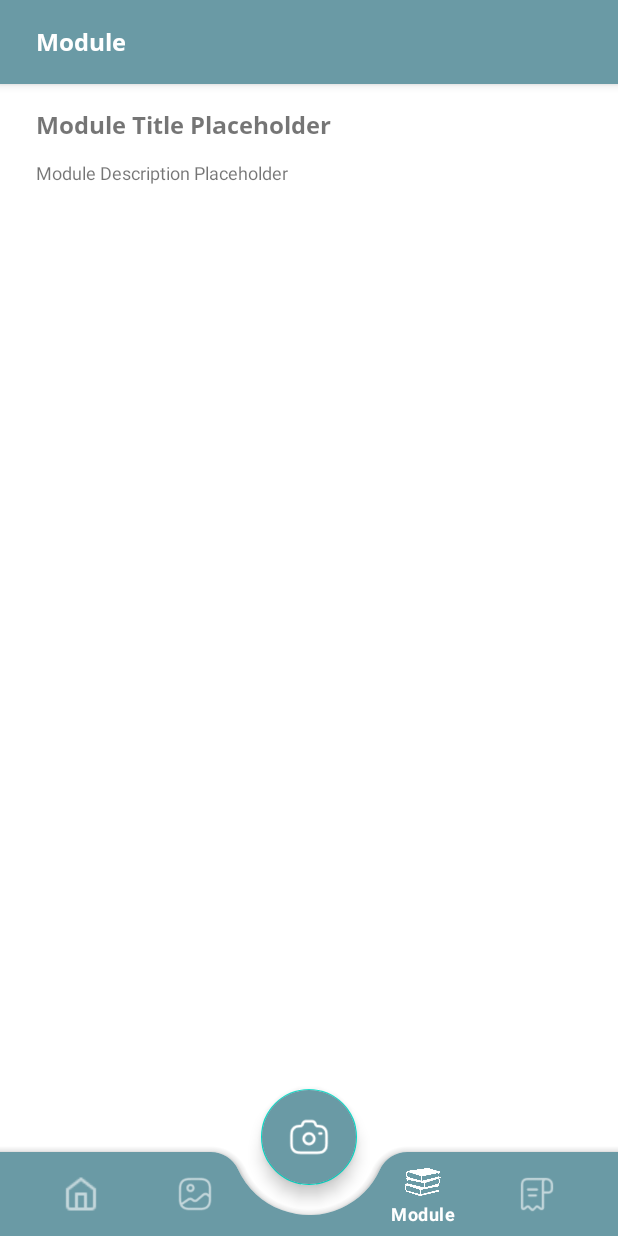
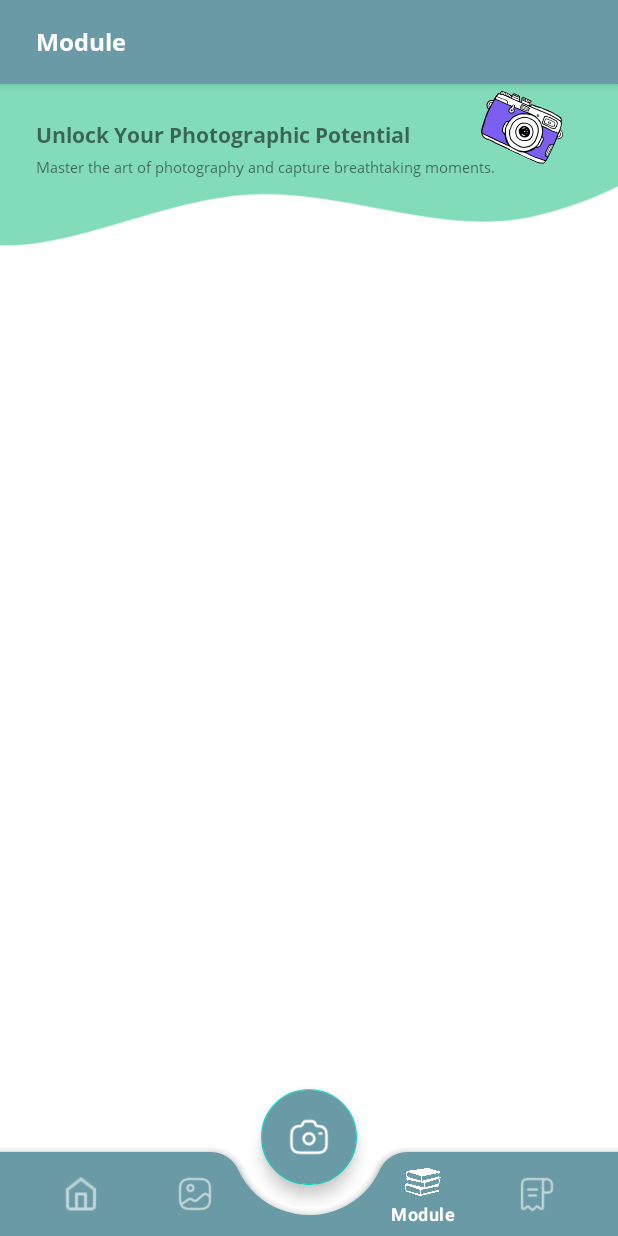
Before and after one commit to Estetikin/Estetikin-Mobile, an Android app: the ModulFragment screen opened through its navigation route, on a phone screen of 412 x 824 dp. Run offline under Robolectric (Android 15) with nearby library versions, the light colour scheme and no system bars; our stand-ins replace navigation-ui.

Commit message:
Create Module Fragment's Layout

```diff
--- a/app/src/main/java/com/codegeniuses/estetikin/ui/modul/ModulFragment.kt
+++ b/app/src/main/java/com/codegeniuses/estetikin/ui/modul/ModulFragment.kt
@@ -1,76 +1,19 @@
 package com.codegeniuses.estetikin.ui.modul
 
 import android.os.Bundle
+import androidx.fragment.app.Fragment
 import android.view.LayoutInflater
 import android.view.View
 import android.view.ViewGroup
-import android.widget.Toast
-import androidx.fragment.app.Fragment
-import androidx.fragment.app.viewModels
-import com.codegeniuses.estetikin.databinding.FragmentModulBinding
-import com.codegeniuses.estetikin.factory.ViewModelFactory
-import com.codegeniuses.estetikin.helper.LoadingHandler
-import com.codegeniuses.estetikin.model.result.Result
+import com.codegeniuses.estetikin.R
 
-class ModulFragment : Fragment(), LoadingHandler {
-
-    private lateinit var binding: FragmentModulBinding
-    private lateinit var factory: ViewModelFactory
-    private val modulViewModel: ModulViewModel by viewModels { factory }
-
-
+class ModulFragment : Fragment() {
     override fun onCreateView(
-        inflater: LayoutInflater, container: ViewGroup?, savedInstanceState: Bundle?
-    ): View {
-        binding = FragmentModulBinding.inflate(layoutInflater, container, false)
-        return binding.root
+        inflater: LayoutInflater, container: ViewGroup?,
+        savedInstanceState: Bundle?
+    ): View? {
+        // Inflate the layout for this fragment
+        return inflater.inflate(R.layout.fragment_modul, container, false)
     }
 
-    override fun onViewCreated(view: View, savedInstanceState: Bundle?) {
-        super.onViewCreated(view, savedInstanceState)
-        setupViewModel()
-//        setupModule()
-    }
-
-    private fun setupViewModel() {
-        factory = ViewModelFactory.getInstance(requireContext())
-    }
-
-    private fun setupModule() {
-        modulViewModel.getAllModule().observe(requireActivity()) {
-            it?.let { result ->
-                when (result) {
-                    is Result.Loading -> {
-                        loadingHandler(true)
-                    }
-                    is Result.Error -> {
-                        loadingHandler(false)
-                        Toast.makeText(
-                            requireContext(),
-                            "Failed to fetch module data",
-                            Toast.LENGTH_SHORT
-                        )
-                            .show()
-                    }
-                    is Result.Success -> {
-                        loadingHandler(false)
-                        Toast.makeText(
-                            requireContext(),
-                            "Module fetched successfully!",
-                            Toast.LENGTH_SHORT
-                        )
-                            .show()
-                    }
-                }
-            }
-        }
-    }
-
-    override fun loadingHandler(isLoading: Boolean) {
-        if (isLoading) {
-            binding.loadingAnimation.visibility = View.VISIBLE
-        } else {
-            binding.loadingAnimation.visibility = View.GONE
-        }
-    }
 }
--- a/app/src/main/java/com/codegeniuses/estetikin/ui/modul/ModulViewModel.kt
+++ b/app/src/main/java/com/codegeniuses/estetikin/ui/moduleDetail/ModulDetailViewModel.kt
@@ -1,8 +1,8 @@
-package com.codegeniuses.estetikin.ui.modul
+package com.codegeniuses.estetikin.ui.moduleDetail
 
 import androidx.lifecycle.ViewModel
 import com.codegeniuses.estetikin.data.repository.Repository
 
-class ModulViewModel(private val repo: Repository) : ViewModel() {
+class ModulDetailViewModel(private val repo: Repository) : ViewModel() {
     fun getAllModule() = repo.getAllModule()
 }
--- /dev/null
+++ b/app/src/main/res/drawable/item_module_background.xml
@@ -0,0 +1,5 @@
+<?xml version="1.0" encoding="utf-8"?>
+<shape xmlns:android="http://schemas.android.com/apk/res/android">
+    <solid android:color="@color/white_mode" />
+    <corners android:radius="@dimen/spacing_8" />
+</shape>
--- a/app/src/main/res/layout/fragment_modul.xml
+++ b/app/src/main/res/layout/fragment_modul.xml
@@ -1,9 +1,9 @@
 <?xml version="1.0" encoding="utf-8"?>
 <androidx.constraintlayout.widget.ConstraintLayout xmlns:android="http://schemas.android.com/apk/res/android"
-    xmlns:app="http://schemas.android.com/apk/res-auto"
     xmlns:tools="http://schemas.android.com/tools"
     android:layout_width="match_parent"
     android:layout_height="match_parent"
+    xmlns:app="http://schemas.android.com/apk/res-auto"
     tools:context=".ui.modul.ModulFragment">
 
     <androidx.appcompat.widget.Toolbar
@@ -28,58 +28,61 @@
 
     </androidx.appcompat.widget.Toolbar>
 
+    <androidx.constraintlayout.widget.ConstraintLayout
+        android:id="@+id/module_header"
+        android:layout_width="match_parent"
+        android:layout_height="@dimen/spacing_108"
+        android:paddingHorizontal="@dimen/spacing_24"
+        app:layout_constraintTop_toBottomOf="@id/toolbar"
+        android:background="@drawable/modul_background">
 
-    <com.airbnb.lottie.LottieAnimationView
-        android:id="@+id/loading_animation"
-        android:layout_width="178dp"
-        android:layout_height="166dp"
-        android:elevation="10dp"
-        android:visibility="invisible"
-        app:layout_constraintBottom_toBottomOf="parent"
-        app:layout_constraintEnd_toEndOf="parent"
-        app:layout_constraintHorizontal_bias="0.497"
-        app:layout_constraintStart_toStartOf="parent"
-        app:layout_constraintTop_toTopOf="parent"
-        app:layout_constraintVertical_bias="0.571"
-        app:lottie_autoPlay="true"
-        app:lottie_loop="true"
-        app:lottie_rawRes="@raw/loading"
-        tools:visibility="visible" />
+        <TextView
+            android:id="@+id/tv_unlock"
+            android:layout_width="wrap_content"
+            android:layout_height="wrap_content"
+            android:layout_marginTop="@dimen/spacing_24"
+            app:layout_constraintStart_toStartOf="parent"
+            app:layout_constraintTop_toTopOf="parent"
+            android:fontFamily="@font/opensans_bold"
+            android:textSize="@dimen/text_size_14"
+            android:text="@string/unlock_your_photographic_potential"/>
 
-    <TextView
-        android:id="@+id/tv_module_title_placeholde"
-        android:layout_width="match_parent"
-        android:layout_height="wrap_content"
-        android:layout_marginTop="@dimen/spacing_16"
-        android:layout_marginHorizontal="@dimen/spacing_24"
-        app:layout_constraintStart_toStartOf="parent"
-        app:layout_constraintTop_toBottomOf="@id/toolbar"
-        android:fontFamily="@font/opensans_bold"
-        android:textSize="@dimen/text_size_16"
-        android:text="@string/module_title_placeholder" />
+        <TextView
+            android:id="@+id/tv_master_the_art"
+            android:layout_width="wrap_content"
+            android:layout_height="wrap_content"
+            android:layout_marginTop="@dimen/spacing_4"
+            app:layout_constraintStart_toStartOf="parent"
+            app:layout_constraintTop_toBottomOf="@id/tv_unlock"
+            android:fontFamily="@font/opensans_regular"
+            android:textSize="@dimen/text_size_10"
+            android:text="@string/master_the_art_of_photography_and_capture_breathtaking_moments"/>
 
-    <TextView
-        android:id="@+id/tv_module_description_placeholder"
-        android:layout_width="match_parent"
-        android:layout_height="wrap_content"
-        android:layout_marginTop="@dimen/spacing_12"
-        android:layout_marginHorizontal="@dimen/spacing_24"
-        app:layout_constraintStart_toStartOf="parent"
-        app:layout_constraintTop_toBottomOf="@id/tv_module_title_placeholde"
-        android:textSize="@dimen/text_size_12"
-        android:text="@string/module_description_placeholder" />
+        <ImageView
+            android:id="@+id/iv_module_camera"
+            android:layout_width="@dimen/spacing_80"
+            android:layout_height="@dimen/spacing_56"
+            app:layout_constraintEnd_toEndOf="parent"
+            app:layout_constraintTop_toTopOf="parent"
+            android:fromDegrees="45"
+            android:toDegrees="45"
+            android:src="@drawable/ic_module_camera"
+            android:contentDescription="@string/title_camera" />
+    </androidx.constraintlayout.widget.ConstraintLayout>
 
 
     <androidx.recyclerview.widget.RecyclerView
-        android:id="@+id/rv_module"
+        android:id="@+id/rv_item_module"
         android:layout_width="match_parent"
         android:layout_height="wrap_content"
+        android:layout_marginTop="@dimen/spacing_8"
         android:visibility="visible"
-        android:layout_marginTop="@dimen/spacing_12"
-        app:layout_constraintTop_toBottomOf="@id/tv_module_description_placeholder"
         app:layoutManager="androidx.recyclerview.widget.LinearLayoutManager"
+        app:layout_constraintEnd_toEndOf="parent"
         app:layout_constraintStart_toStartOf="parent"
+        app:layout_constraintTop_toBottomOf="@id/module_header"
         tools:itemCount="1"
         tools:listitem="@layout/item_module" />
 
+
 </androidx.constraintlayout.widget.ConstraintLayout>
--- a/app/src/main/res/layout/item_album.xml
+++ b/app/src/main/res/layout/item_album.xml
@@ -11,7 +11,7 @@
     <ImageView
         android:id="@+id/iv_item_album_photo"
         android:layout_width="match_parent"
-        android:layout_height="wrap_content"
+        android:layout_height="0dp"
         android:adjustViewBounds="true"
         android:contentDescription="@string/album_photo" />
 
--- a/app/src/main/res/navigation/main_navigation.xml
+++ b/app/src/main/res/navigation/main_navigation.xml
@@ -9,7 +9,7 @@
         android:id="@+id/homeFragment"
         android:name="com.codegeniuses.estetikin.ui.home.HomeFragment"
         android:label="fragment_home"
-        tools:layout="@layout/fragment_home"></fragment>
+        tools:layout="@layout/fragment_home" />
 
     <fragment
         android:id="@+id/albumFragment"
@@ -21,7 +21,7 @@
         android:id="@+id/modulFragment"
         android:name="com.codegeniuses.estetikin.ui.modul.ModulFragment"
         android:label="fragment_modul"
-        tools:layout="@layout/fragment_modul" />
+        tools:layout="@layout/fragment_modul_detail" />
 
     <fragment
         android:id="@+id/settingFragment"
--- a/app/src/main/res/values/strings.xml
+++ b/app/src/main/res/values/strings.xml
@@ -107,4 +107,11 @@
     <string name="album_photo">Album Photo</string>
     <string name="date_time">Date Time</string>
     <string name="album_recomendation">Album Recomendation</string>
+
+    <!-- Module Fragment <-->
+    <string name="unlock_your_photographic_potential">Unlock Your Photographic Potential</string>
+    <string name="master_the_art_of_photography_and_capture_breathtaking_moments">Master the art of photography and capture breathtaking moments.</string>
+    <string name="icon_item_module">Icon Item Module</string>
+    <string name="belajar_dasar_setting_kamera">Belajar Dasar Setting Kamera</string>
+    <string name="title_module_detail">Module Detail</string>
 </resources>
```
Also changed, not shown: app/src/main/java/com/codegeniuses/estetikin/ui/moduleDetail/ModulDetailFragment.kt (added, +76 -0 lines), app/src/main/res/layout/fragment_modul_detail.xml (added, +92 -0 lines), app/src/main/res/layout/item_module.xml (+21 -46 lines), app/src/main/res/layout/item_module_detail.xml (added, +64 -0 lines), app/src/main/res/drawable/ic_back_button.png (added), app/src/main/res/drawable/ic_module_camera.png (added), app/src/main/res/drawable/ic_module_centered.png (added), app/src/main/res/drawable/ic_module_dasar.png (added), app/src/main/res/drawable/ic_module_focuse.png (added), app/src/main/res/drawable/ic_module_lighting.png (added), app/src/main/res/drawable/ic_module_malam.png (added), app/src/main/res/drawable/modul_background.png (added), 1 other file.
